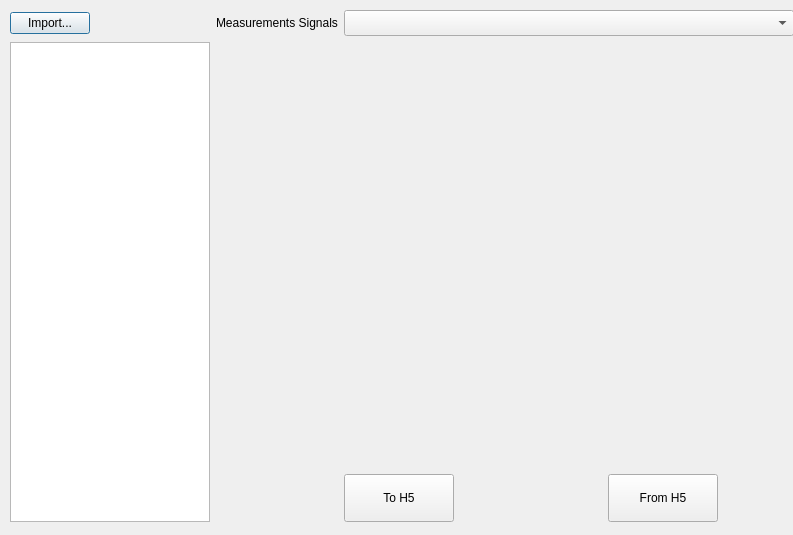
This is res/mae_plot_gui.ui in fran-jo/SimuGUI as Qt 5 draws it before an edit. The edited form follows.
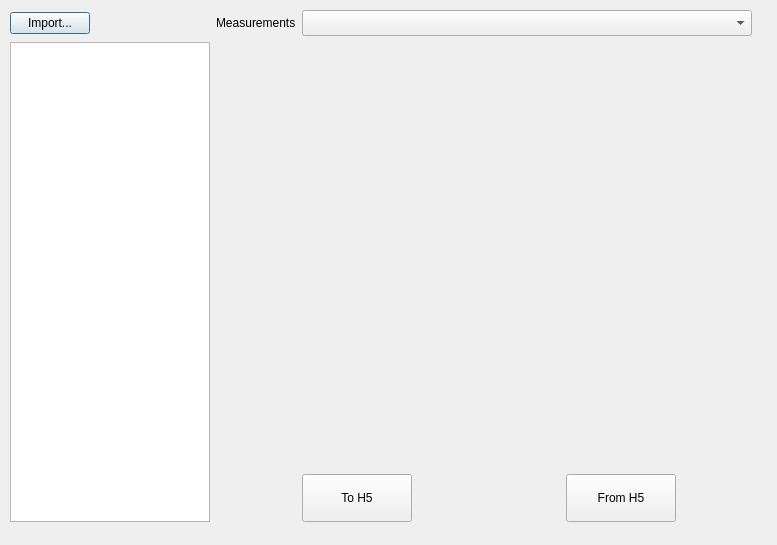
This is the edited form. Icons and pictures are not drawn.

```diff
--- a/res/mae_plot_gui.ui
+++ b/res/mae_plot_gui.ui
@@ -6,20 +6,20 @@
    <rect>
     <x>0</x>
     <y>0</y>
-    <width>793</width>
-    <height>535</height>
+    <width>777</width>
+    <height>545</height>
    </rect>
   </property>
   <property name="windowTitle">
    <string>Dialog</string>
   </property>
-  <widget class="QWidget" name="">
+  <widget class="QWidget" name="layoutWidget">
    <property name="geometry">
     <rect>
      <x>10</x>
      <y>10</y>
-     <width>770</width>
-     <height>514</height>
+     <width>757</width>
+     <height>522</height>
     </rect>
    </property>
    <layout class="QGridLayout" name="gridLayout">
@@ -51,7 +51,7 @@
        <enum>Qt::RightToLeft</enum>
       </property>
       <property name="text">
-       <string>Measurements Signals</string>
+       <string>Measurements</string>
       </property>
      </widget>
     </item>
```
Left out of the diff: 3 changed lines with no effect on the pictures.
